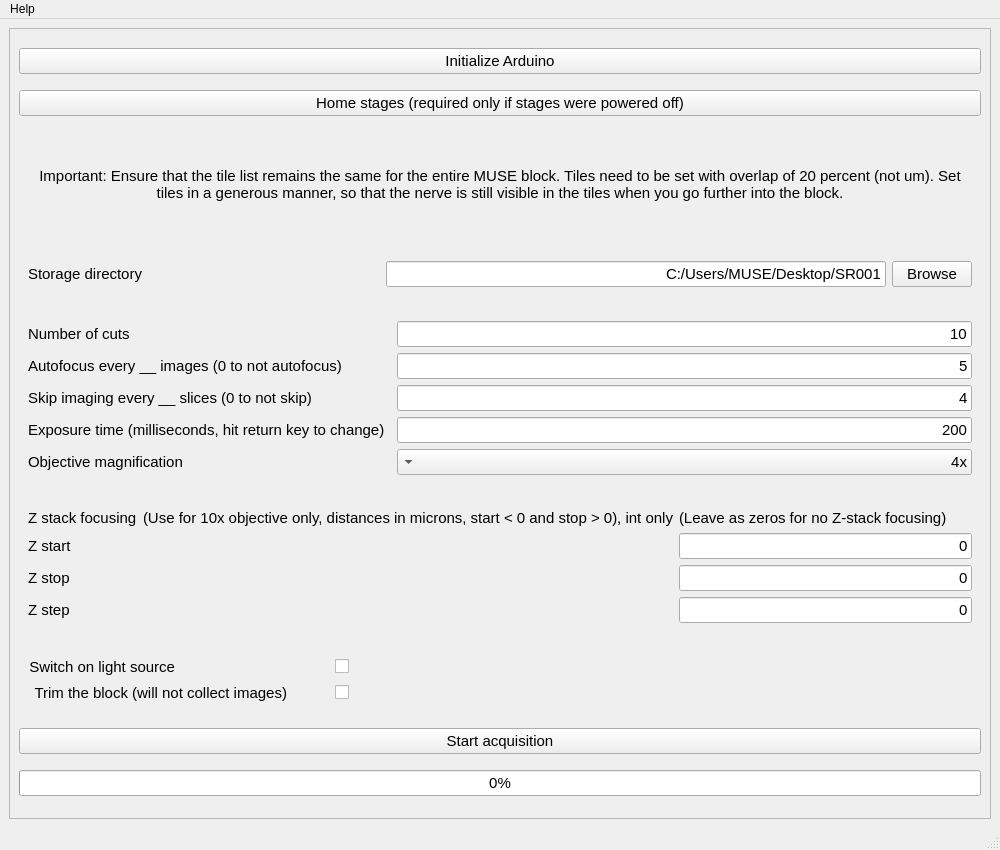
Qt form ui files/mainwindow.ui (ckolluru/3D-MUSE-acquire) before a commit.
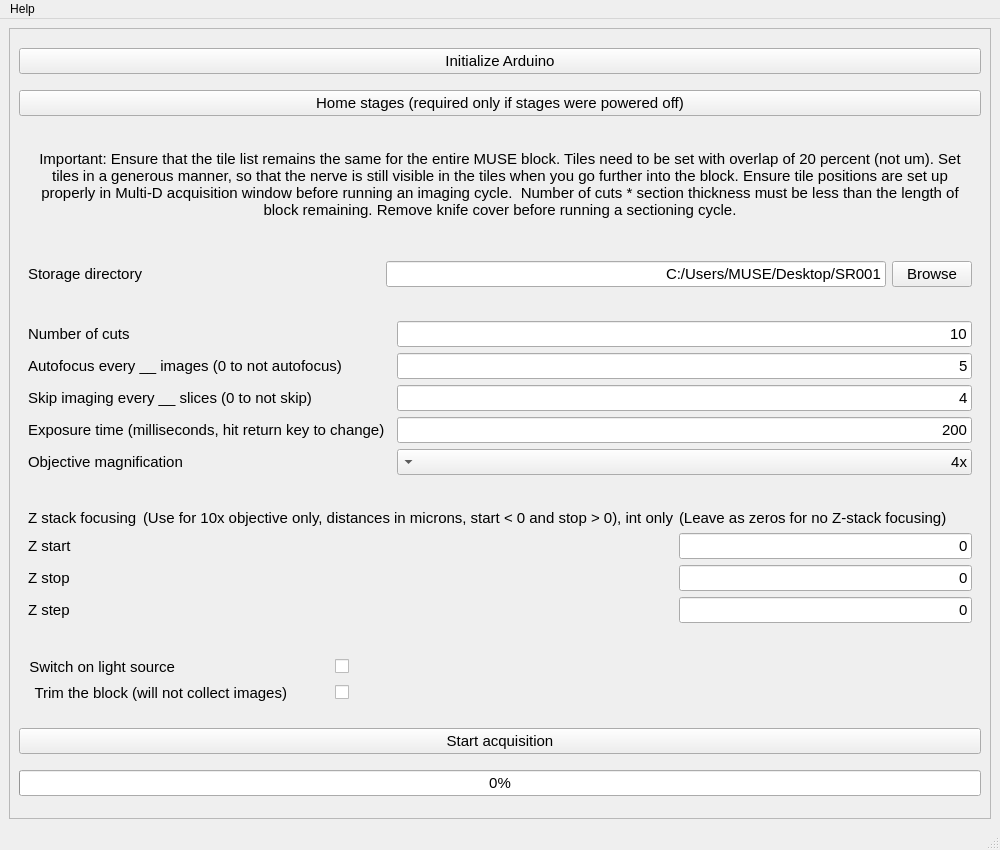
The same form after that commit.

Commit message: text update in mainwindow.

Diff of the .ui file:
```diff
--- a/ui files/mainwindow.ui
+++ b/ui files/mainwindow.ui
@@ -119,7 +119,7 @@
               </font>
              </property>
              <property name="text">
-              <string>Important: Ensure that the tile list remains the same for the entire MUSE block. Tiles need to be set with overlap of 20 percent (not um). Set tiles in a generous manner, so that the nerve is still visible in the tiles when you go further into the block.</string>
+              <string>Important: Ensure that the tile list remains the same for the entire MUSE block. Tiles need to be set with overlap of 20 percent (not um). Set tiles in a generous manner, so that the nerve is still visible in the tiles when you go further into the block. Ensure tile positions are set up properly in Multi-D acquisition window before running an imaging cycle.  Number of cuts * section thickness must be less than the length of block remaining. Remove knife cover before running a sectioning cycle.</string>
              </property>
              <property name="alignment">
               <set>Qt::AlignCenter</set>
```
